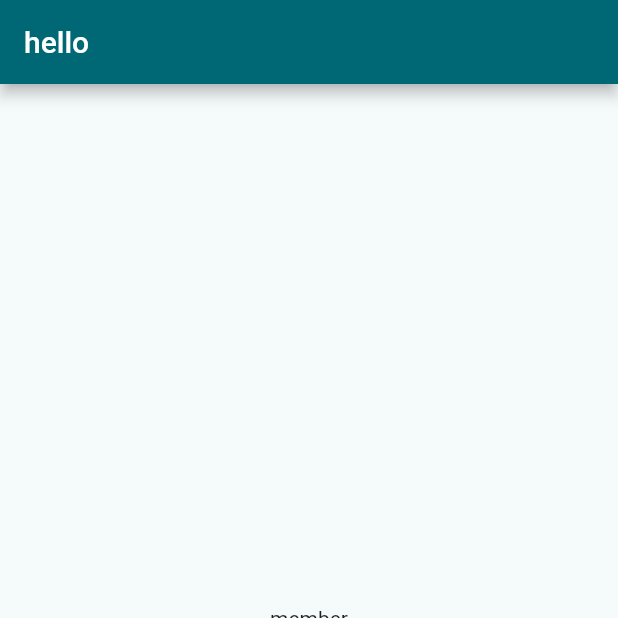
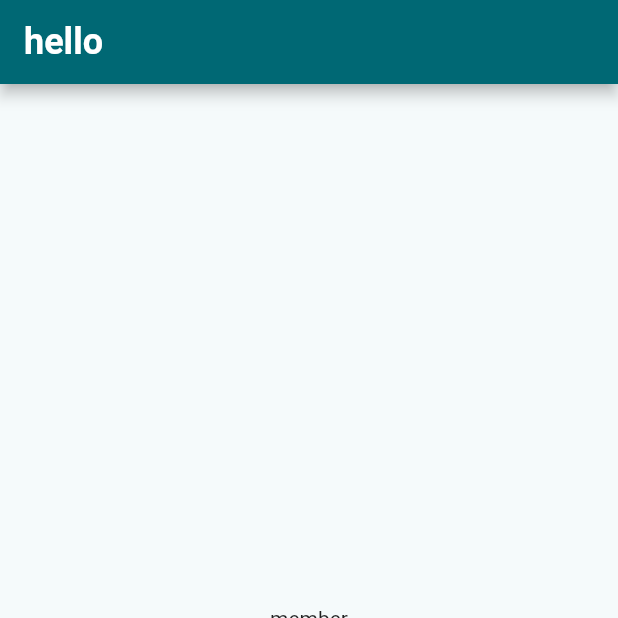
Before and after one commit to hoseCloud/fast_dutch, a Flutter app: the screen it shows after launch, item 3 of the bottom bar chosen, on a phone screen of 412 x 824 dp, the top half of it. Run offline on Flutter 3.47's test engine with Material 2 defaults, Android fonts, the phone set to English and light mode, and no system bars.

Commit message:
Add textTheme

```diff
--- a/lib/main.dart
+++ b/lib/main.dart
@@ -14,6 +14,16 @@ class App extends StatelessWidget {
       title: 'Flutter Demo',
       theme: ThemeData(
         colorSchemeSeed: const Color.fromARGB(255, 15, 15, 15),
+        textTheme: const TextTheme(
+          titleLarge: TextStyle(
+            fontSize: 24,
+            fontWeight: FontWeight.bold,
+          ),
+          titleMedium: TextStyle(
+            fontSize: 18,
+            fontWeight: FontWeight.bold,
+          ),
+        ),
       ),
       home: MainScreen(),
     );
```
